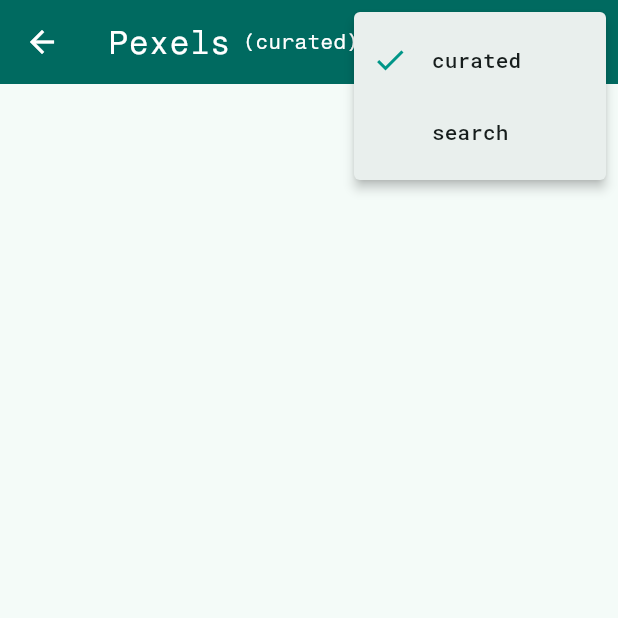
After one commit to fadhifatah/flutter-rnd, a Flutter app: the Pexels screen opened directly, after a tap on the "more vert" icon, on a phone screen of 412 x 824 dp, the top half of it. The commit adds this screen. Run offline on Flutter 3.47's test engine with Material 2 defaults, Android fonts, the phone set to English and light mode, and no system bars; our stand-ins replace infinite_scroll_pagination; network calls fail.

Commit message:
create pexels page (ongoing); set route to pexels from main app; add infinite_scroll_pagination; minor update

```diff
--- a/lib/feature/navigation/navigation_simple.dart
+++ b/lib/feature/navigation/navigation_simple.dart
@@ -72,7 +72,7 @@ This simulation, currently, has an animation issue. It just has been patched by
                   // Navigator.of(context/* , rootNavigator: true */).pop(
                   //   MaterialPageRoute(builder: (context) => const MainMenu()),
                   // );
-                  Navigator.of(context).pushAndRemoveUntil(
+                  Navigator.of(context, rootNavigator: true).pushAndRemoveUntil(
                     MaterialPageRoute(builder: (context) => MainApp()),
                     (route) => false,
                   );
--- /dev/null
+++ b/lib/feature/networking/pexels.dart
@@ -0,0 +1,70 @@
+import 'package:flutter/material.dart';
+import 'package:infinite_scroll_pagination/infinite_scroll_pagination.dart';
+
+enum PexelsMenu { curated, search }
+
+class Pexels extends StatefulWidget {
+  @override
+  State<Pexels> createState() => _PexelsState();
+}
+
+class _PexelsState extends State<Pexels> {
+  var _selected = PexelsMenu.curated;
+
+  void _onMenuSelected(PexelsMenu value) {
+    setState(() {
+      _selected = value;
+    });
+  }
+
+  @override
+  Widget build(BuildContext context) {
+    return Scaffold(
+      body: CustomScrollView(
+        slivers: [
+          SliverAppBar(
+            snap: true,
+            floating: true,
+            title: Row(
+              children: [
+                Text('Pexels'),
+                SizedBox(width: 8.0),
+                Text(
+                  '(${_selected.name})',
+                  style: TextStyle(fontSize: 14.0),
+                )
+              ],
+            ),
+            actions: [
+              PopupMenuButton(
+                onSelected: _onMenuSelected,
+                itemBuilder: (context) => PexelsMenu.values
+                    .map((value) => PopupMenuItem(
+                          value: value,
+                          child: Row(
+                            children: [
+                              (_selected == value)
+                                  ? Icon(Icons.check, color: Colors.teal)
+                                  : SizedBox(height: 24.0, width: 24.0),
+                              SizedBox(width: 16.0),
+                              Text(value.name),
+                            ],
+                          ),
+                        ))
+                    .toList(),
+              )
+            ],
+          ),
+          /* PagedSliverList(
+            pagingController: PagingController(firstPageKey: 1),
+            builderDelegate: PagedChildBuilderDelegate(
+              itemBuilder: (context, item, index) {
+                return Text('Text');
+              },
+            ),
+          ), */ //TODO: Implement PagingController and set up request first
+        ],
+      ),
+    );
+  }
+}
--- a/pubspec.yaml
+++ b/pubspec.yaml
@@ -36,6 +36,7 @@ dependencies:
   # Use with the CupertinoIcons class for iOS style icons.
   cupertino_icons: ^1.0.2
   http: ^1.1.0
+  infinite_scroll_pagination: ^3.2.0
 
 dev_dependencies:
   flutter_test:
```
Also changed, not shown: lib/feature/networking/jsonplaceholder.dart (+4 -4 lines), lib/feature/networking/model/photo.dart (added, +131 -0 lines), lib/main.dart (+7 -1 lines), pubspec.lock.
